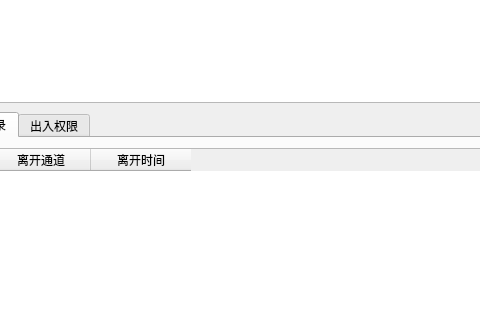
First picture: the form in UIWnd/monthlycard.ui, repository Anne081031/WinParkUI, before the edit; both pictures show x 262 to 742 and y 178 to 498 of the 1390 by 818 pixel window.
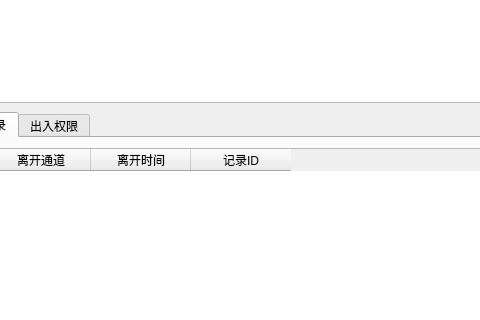
Second picture: the form after the edit. The open tabs and pages were chosen to show the change. Icons and pictures are not drawn.

Diff of the .ui file:
```diff
--- a/UIWnd/monthlycard.ui
+++ b/UIWnd/monthlycard.ui
@@ -831,6 +831,11 @@
         <string>离开时间</string>
        </property>
       </column>
+      <column>
+       <property name="text">
+        <string>记录ID</string>
+       </property>
+      </column>
      </widget>
      <widget class="QGroupBox" name="groupBox_6">
       <property name="geometry">
```
